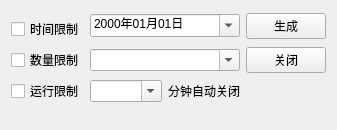
First picture: the form in tool/keytool/frmmain.ui, repository feiyangqingyun/QWidgetDemo, before the edit.
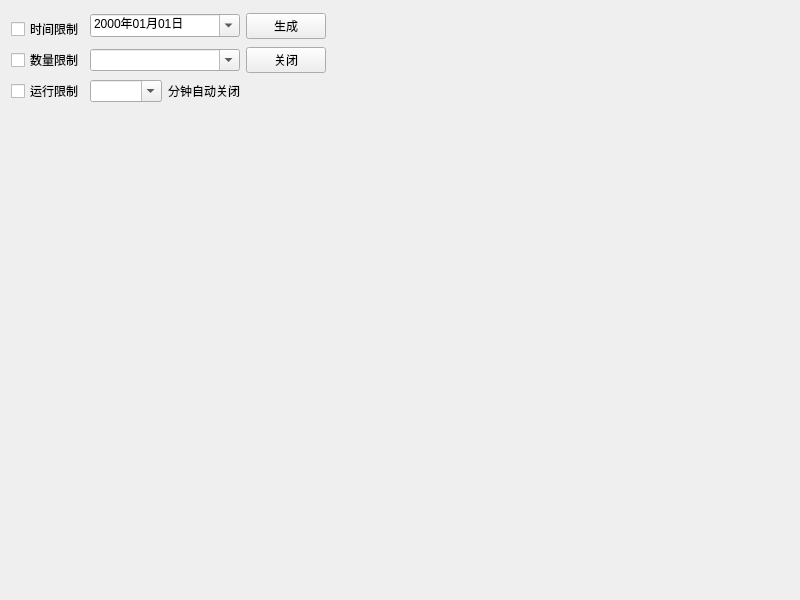
Second picture: the form after the edit.

```diff
--- a/tool/keytool/frmmain.ui
+++ b/tool/keytool/frmmain.ui
@@ -6,8 +6,8 @@
    <rect>
     <x>0</x>
     <y>0</y>
-    <width>334</width>
-    <height>129</height>
+    <width>800</width>
+    <height>600</height>
    </rect>
   </property>
   <property name="windowTitle">
```
Left out of the diff: 3 changed lines with no effect on the pictures.
